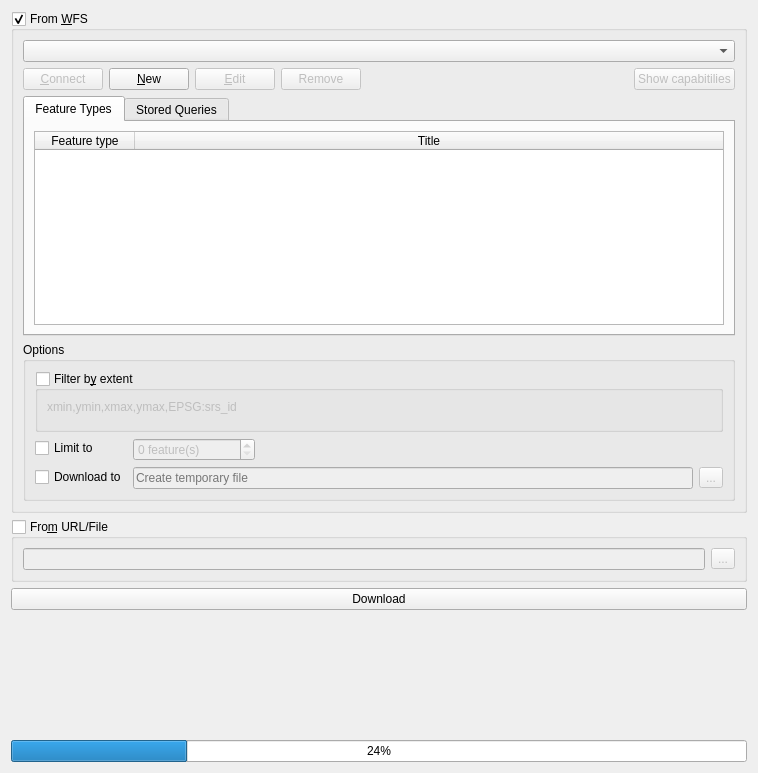
Qt form gml_application_schema_toolbox/ui/download_wfs2_panel.ui (BRGM/gml_application_schema_toolbox) before a commit.
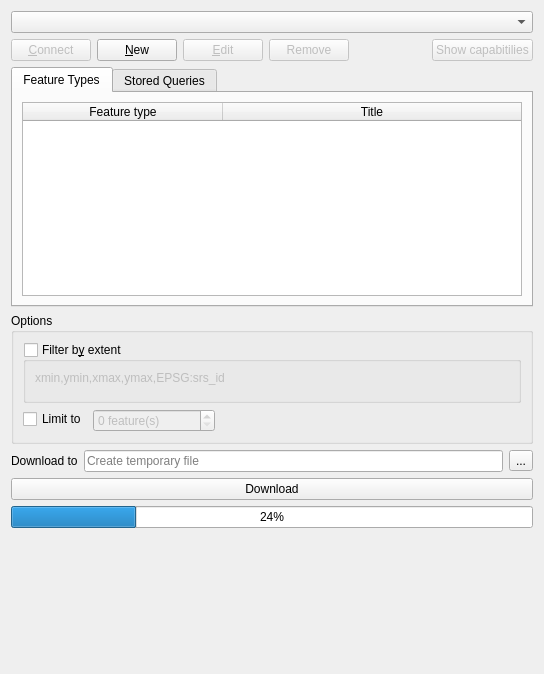
The same form after that commit. Custom widgets are drawn as their Qt base class.

Commit message: Fix download panel

The edit to the form file:
```diff
--- a/gml_application_schema_toolbox/ui/download_wfs2_panel.ui
+++ b/gml_application_schema_toolbox/ui/download_wfs2_panel.ui
@@ -6,8 +6,8 @@
    <rect>
     <x>0</x>
     <y>0</y>
-    <width>758</width>
-    <height>773</height>
+    <width>544</width>
+    <height>674</height>
    </rect>
   </property>
   <property name="windowTitle">
@@ -15,18 +15,6 @@
   </property>
   <layout class="QVBoxLayout" name="verticalLayout">
    <item>
-    <widget class="QGroupBox" name="fromWfsGroup">
-     <property name="title">
-      <string>From &amp;WFS</string>
-     </property>
-     <property name="checkable">
-      <bool>true</bool>
-     </property>
-     <property name="checked">
-      <bool>true</bool>
-     </property>
-     <layout class="QVBoxLayout" name="verticalLayout_3">
-      <item>
        <widget class="QComboBox" name="connectionCombo"/>
       </item>
       <item>
@@ -114,6 +102,12 @@
             <property name="selectionBehavior">
              <enum>QAbstractItemView::SelectRows</enum>
             </property>
+         <attribute name="horizontalHeaderDefaultSectionSize">
+          <number>200</number>
+         </attribute>
+         <attribute name="horizontalHeaderMinimumSectionSize">
+          <number>50</number>
+         </attribute>
             <attribute name="horizontalHeaderStretchLastSection">
              <bool>true</bool>
             </attribute>
@@ -235,19 +229,24 @@
              </item>
             </layout>
            </item>
-           <item row="1" column="0">
-            <widget class="QCheckBox" name="downloadChkBox">
-             <property name="text">
-              <string>Download to</string>
-             </property>
-            </widget>
-           </item>
-           <item row="1" column="1">
+       </layout>
+      </item>
+     </layout>
+    </widget>
+   </item>
+   <item>
             <layout class="QHBoxLayout" name="horizontalLayout_2">
+     <item>
+      <widget class="QLabel" name="label">
+       <property name="text">
+        <string>Download to</string>
+       </property>
+      </widget>
+     </item>
              <item>
               <widget class="QLineEdit" name="outputPathLineEdit">
                <property name="enabled">
-                <bool>false</bool>
+        <bool>true</bool>
                </property>
                <property name="toolTip">
                 <string>&lt;html&gt;&lt;head/&gt;&lt;body&gt;&lt;p&gt;The file downloaded will be saved in this location. If not set, a temporary file is created.&lt;/p&gt;&lt;/body&gt;&lt;/html&gt;</string>
@@ -260,58 +259,14 @@
              <item>
               <widget class="QToolButton" name="outputPathButton">
                <property name="enabled">
-                <bool>false</bool>
-               </property>
-               <property name="text">
-                <string>...</string>
-               </property>
-              </widget>
-             </item>
-            </layout>
-           </item>
-          </layout>
-         </item>
-        </layout>
-       </widget>
-      </item>
-     </layout>
-     <zorder>datasetsTabWidget</zorder>
-     <zorder>groupBox</zorder>
-     <zorder>connectionCombo</zorder>
-     <zorder>newConnectionBtn</zorder>
-     <zorder>editConnectionBtn</zorder>
-     <zorder>removeConnectionBtn</zorder>
-     <zorder>connectBtn</zorder>
-     <zorder>showCapabilitiesButton</zorder>
-     <zorder>connectBtn</zorder>
-     <zorder>showCapabilitiesButton</zorder>
-     <zorder>horizontalSpacer_2</zorder>
-    </widget>
-   </item>
-   <item>
-    <widget class="QGroupBox" name="fromUrlGroup">
-     <property name="title">
-      <string>Fro&amp;m URL/File</string>
-     </property>
-     <property name="checkable">
       <bool>true</bool>
      </property>
-     <property name="checked">
-      <bool>false</bool>
-     </property>
-     <layout class="QHBoxLayout" name="horizontalLayout_3">
-      <item>
-       <widget class="QLineEdit" name="fromFileLineEdit"/>
-      </item>
-      <item>
-       <widget class="QToolButton" name="toolButton">
         <property name="text">
          <string>...</string>
         </property>
        </widget>
       </item>
      </layout>
-    </widget>
    </item>
    <item>
     <widget class="QPushButton" name="downloadButton">
@@ -320,6 +275,13 @@
      </property>
     </widget>
    </item>
+   <item>
+    <widget class="QProgressBar" name="downloadProgressBar">
+     <property name="value">
+      <number>24</number>
+     </property>
+    </widget>
+   </item>
    <item>
     <spacer name="verticalSpacer">
      <property name="orientation">
@@ -333,13 +295,6 @@
      </property>
     </spacer>
    </item>
-   <item>
-    <widget class="QProgressBar" name="downloadProgressBar">
-     <property name="value">
-      <number>24</number>
-     </property>
-    </widget>
-   </item>
   </layout>
  </widget>
  <customwidgets>
```
Left out of the diff: 40 changed lines with no effect on the pictures. Lines whose indentation alone changed are shown as unchanged. The commit also changes 1 other file.
